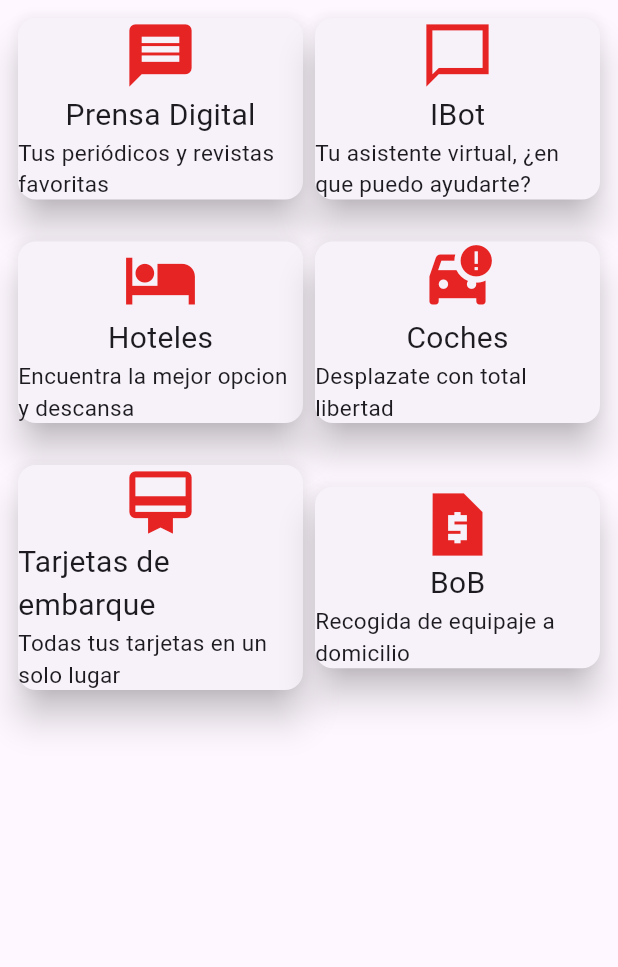
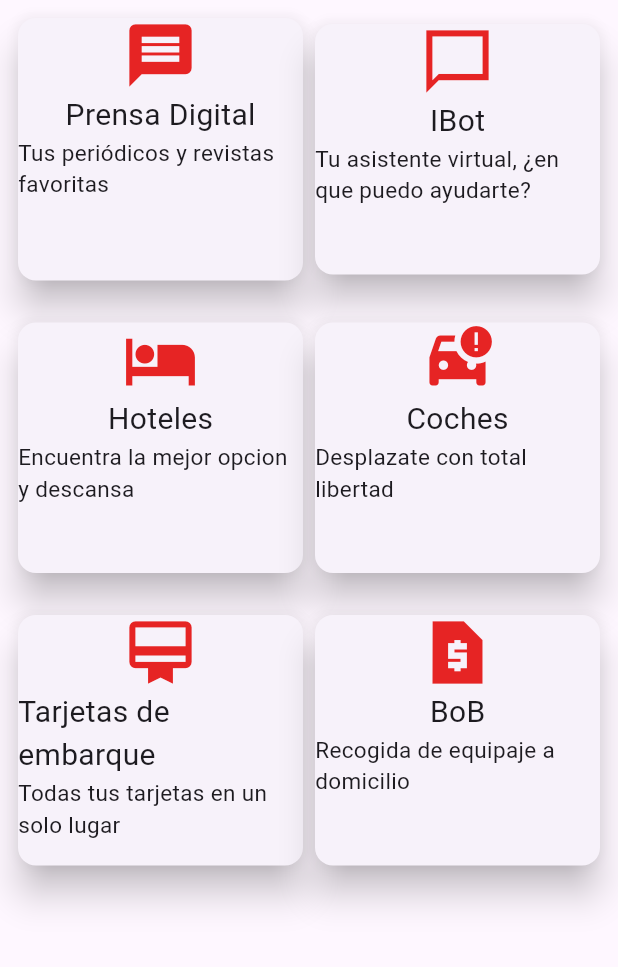
Before and after one commit to egarove/Iberia, a Flutter app: the OrganizaViajesScreen screen opened directly, on a phone screen of 412 x 824 dp, the part 84-1051 px from its top. Run offline on Flutter 3.47's test engine with Material 3 defaults, Android fonts, the light colour scheme and no system bars.

Commit message:
arreglo organizar screen

```diff
--- a/lib/screens/oganiza_viajes_screen_egv18.dart
+++ b/lib/screens/oganiza_viajes_screen_egv18.dart
@@ -1,6 +1,9 @@
 import 'package:flutter/material.dart';
 
 class OrganizaViajesScreen extends StatelessWidget {
+
+
+  final double alturaCards = 175;
 
   const OrganizaViajesScreen({Key? key}) : super(key: key);
 
@@ -22,16 +25,21 @@ class OrganizaViajesScreen extends StatelessWidget {
                     Expanded(
                       child: Card(
                         elevation: 10,
+                        child: SizedBox(
+                          height: alturaCards,
                           child: Column(
                             children: [
                               Icon(Icons.message, size: 50,),
                               Text("Prensa Digital", style: TextStyle(fontSize: 20),),
-                            Text("Tus periódicos y revistas favoritas", style: TextStyle(fontSize: 15),)
+                              Text("Tus periódicos y revistas favoritas", style: TextStyle(fontSize: 15,),)
                             ],
                           ),
                         ),
                       ),
+                    ),
                     Expanded(
+                      child: SizedBox(
+                        height: alturaCards,
                         child: Card(
                           elevation: 10,
                           child: Column(
@@ -42,6 +50,7 @@ class OrganizaViajesScreen extends StatelessWidget {
                             ],
                           ),
                         ),
+                      ),
                     )
                   ],
                 ),
@@ -49,6 +58,8 @@ class OrganizaViajesScreen extends StatelessWidget {
                 Row(
                   children: [
                     Expanded(
+                      child: SizedBox(
+                        height: alturaCards,
                         child: Card(
                           elevation: 10,
                           child: Column(
@@ -60,7 +71,10 @@ class OrganizaViajesScreen extends StatelessWidget {
                           ),
                         ),
                       ),
+                    ),
                     Expanded(
+                      child: SizedBox(
+                        height: alturaCards,
                         child: Card(
                           elevation: 10,
                           child: Column(
@@ -72,11 +86,14 @@ class OrganizaViajesScreen extends StatelessWidget {
                           ),
                         ),
                       ),
+                    ),
                 ]),
                 SizedBox(height: 20,),
                     Row(
                   children: [
                     Expanded(
+                      child: SizedBox(
+                        height: alturaCards,
                         child: Card(
                           elevation: 10,
                           child: Column(
@@ -88,7 +105,10 @@ class OrganizaViajesScreen extends StatelessWidget {
                           ),
                         ),
                       ),
+                    ),
                     Expanded(
+                      child: SizedBox(
+                        height: alturaCards,
                         child: Card(
                           elevation: 10,
                           child: Column(
@@ -97,6 +117,7 @@ class OrganizaViajesScreen extends StatelessWidget {
                               Text("BoB", style: TextStyle(fontSize: 20),),
                               Text("Recogida de equipaje a domicilio", style: TextStyle(fontSize: 15),)
                             ],
+                          ),
                         ),
                       ),
                     )
```
Lines whose indentation alone changed are shown as unchanged.
